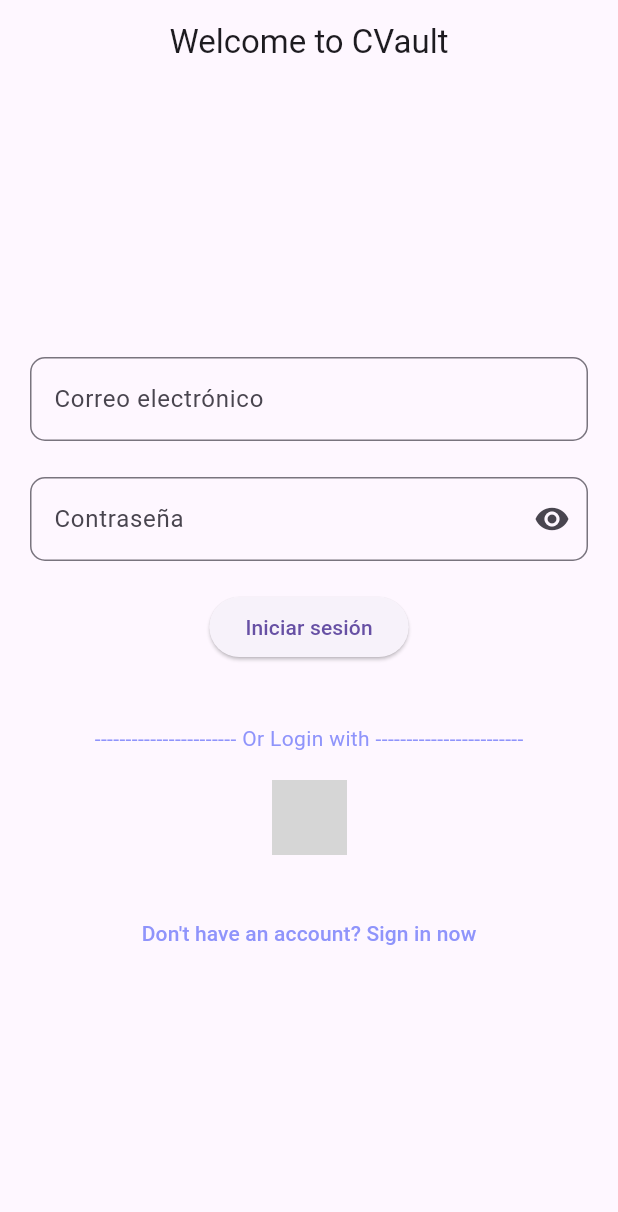
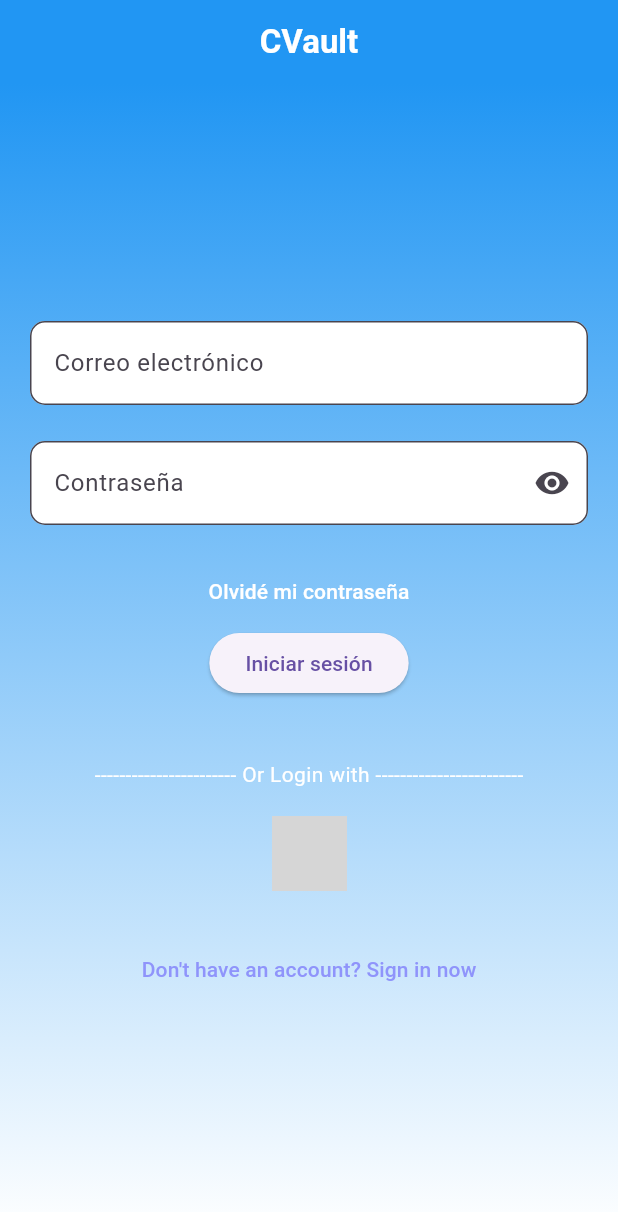
Before and after one commit to JhonOlivares26/CVault, a Flutter app: the screen it shows after launch, on a phone screen of 412 x 824 dp. Shown: the top 1212 px of the screen. Run offline on Flutter 3.47's test engine with Material 3 defaults, Android fonts, the phone set to English and light mode, and no system bars; our stand-ins replace animate_do, cloud_firestore, firebase_auth, firebase_core, firebase_storage, google_sign_in and 1 more; accounts and stored records are empty; network calls fail; grey boxes are pictures that could not be loaded.

Commit message:
Actualizacion colores Login

```diff
--- a/lib/views/pages/LoginPage.dart
+++ b/lib/views/pages/LoginPage.dart
@@ -4,7 +4,6 @@ import 'package:firebase_auth/firebase_auth.dart' as auth;
 import 'HomePage.dart';
 import 'RegisterPage.dart';
 import 'package:animate_do/animate_do.dart';
-
 
 class LoginPage extends StatefulWidget {
   @override
@@ -27,13 +26,29 @@ class _LoginPageState extends State<LoginPage> {
   Widget build(BuildContext context) {
     return Scaffold(
       appBar: AppBar(
-        title: const Text('Welcome to CVault'),
+        title: Text(
+          'CVault',
+          style: TextStyle(
+            color: Colors.white,
+            fontFamily: 'Roboto',
+            fontWeight: FontWeight.bold,
+          ),
+        ),
         centerTitle: true,
+        backgroundColor: Colors.blue,
       ),
-      body: LayoutBuilder(  // Agrega LayoutBuilder
+      body: Container(
+        decoration: BoxDecoration(
+          gradient: LinearGradient(
+            begin: Alignment.topCenter,
+            end: Alignment.bottomCenter,
+            colors: [Colors.blue, Colors.white],
+          ),
+        ),
+        child: LayoutBuilder(
           builder: (BuildContext context, BoxConstraints viewportConstraints) {
             return SingleChildScrollView(
-            child: ConstrainedBox(  // Agrega ConstrainedBox
+              child: ConstrainedBox(
                 constraints: BoxConstraints(
                   minHeight: viewportConstraints.maxHeight,
                 ),
@@ -41,16 +56,19 @@ class _LoginPageState extends State<LoginPage> {
                   child: Form(
                     key: _formKey,
                     child: Column(
-                    mainAxisAlignment: MainAxisAlignment.center, // Centra los widgets en la Columna
+                      mainAxisAlignment: MainAxisAlignment.center,
                       children: <Widget>[
                         Container(
-                        margin: const EdgeInsets.symmetric(horizontal: 20.0, vertical: 4.0),
+                          margin: const EdgeInsets.symmetric(
+                              horizontal: 20.0, vertical: 4.0),
                           child: TextFormField(
                             controller: _emailController,
                             decoration: InputDecoration(
                               labelText: 'Correo electrónico',
+                              fillColor: Colors.white,
+                              filled: true,
                               border: OutlineInputBorder(
-                              borderRadius: BorderRadius.circular(10.0), // Agrega bordes redondeados
+                                borderRadius: BorderRadius.circular(10.0),
                               ),
                             ),
                             validator: (value) {
@@ -62,18 +80,22 @@ class _LoginPageState extends State<LoginPage> {
                           ),
                         ),
                         Container(
-                        margin: EdgeInsets.all(20.0), // Agrega un margen alrededor del campo de texto
+                          margin: EdgeInsets.all(20.0),
                           child: TextFormField(
                             controller: _passwordController,
                             obscureText: _obscureText,
                             decoration: InputDecoration(
                               labelText: 'Contraseña',
+                              fillColor: Colors.white,
+                              filled: true,
                               border: OutlineInputBorder(
-                              borderRadius: BorderRadius.circular(10.0), // Agrega bordes redondeados
+                                borderRadius: BorderRadius.circular(10.0),
                               ),
                               suffixIcon: IconButton(
                                 icon: Icon(
-                                _obscureText ? Icons.visibility : Icons.visibility_off,
+                                  _obscureText
+                                      ? Icons.visibility
+                                      : Icons.visibility_off,
                                 ),
                                 onPressed: _togglePasswordVisibility,
                               ),
@@ -86,56 +108,90 @@ class _LoginPageState extends State<LoginPage> {
                             },
                           ),
                         ),
+                        TextButton(
+                          onPressed: () {
+                            // Para la funcion de recuperar en el futuro
+                          },
+                          child: Text(
+                            'Olvidé mi contraseña',
+                            style: TextStyle(
+                              color: Colors.white,
+                            ),
+                          ),
+                        ),
                         ElevatedButton(
                           onPressed: () async {
                             if (_formKey.currentState!.validate()) {
-                            auth.User? user = await FirebaseService.signInWithEmailPassword(
+                              auth.User? user =
+                                  await FirebaseService.signInWithEmailPassword(
                                 _emailController.text,
                                 _passwordController.text,
                               );
                               if (user != null) {
-                              Navigator.pushReplacement(context, MaterialPageRoute(builder: (context) => HomePage()));
+                                Navigator.pushReplacement(
+                                    context,
+                                    MaterialPageRoute(
+                                        builder: (context) => HomePage()));
                               } else {
                                 ScaffoldMessenger.of(context).showSnackBar(
-                                SnackBar(content: Text('Error al iniciar sesión')),
+                                  SnackBar(
+                                      content: Text('Error al iniciar sesión')),
                                 );
                               }
                             }
                           },
                           child: Text('Iniciar sesión'),
                         ),
-
-                      SizedBox(height: 40,),
-
+                        SizedBox(
+                          height: 40,
+                        ),
                         FadeIn(
-                      child: Text('----------------------- Or Login with ------------------------', style: TextStyle(color: Color.fromRGBO(143, 148, 251, 1)),),
+                          child: Text(
+                            '----------------------- Or Login with ------------------------',
+                            style: TextStyle(color: Colors.white),
                           ),
-
-                    SizedBox(height: 10,),
-
+                        ),
+                        SizedBox(
+                          height: 10,
+                        ),
                         TextButton(
                           onPressed: () async {
-                          auth.User? user = await FirebaseService.signInGoogle();
+                            auth.User? user =
+                                await FirebaseService.signInGoogle();
                             if (user != null) {
-                            Navigator.pushReplacement(context, MaterialPageRoute(builder: (context) => HomePage()));
+                              Navigator.pushReplacement(
+                                  context,
+                                  MaterialPageRoute(
+                                      builder: (context) => HomePage()));
                             } else {
                               ScaffoldMessenger.of(context).showSnackBar(
-                              SnackBar(content: Text('Error al iniciar sesión con Google')),
+                                SnackBar(
+                                    content: Text(
+                                        'Error al iniciar sesión con Google')),
                               );
                             }
                           },
-                        child: Image.network('https://developers.google.com/identity/images/g-logo.png', height: 50.0),
+                          child: Image.network(
+                              'https://developers.google.com/identity/images/g-logo.png',
+                              height: 50.0),
                         ),
-
-                      SizedBox(height: 20,),
-
+                        SizedBox(
+                          height: 20,
+                        ),
                         TextButton(
                           onPressed: () async {
-                          // Navega a RegisterPage cuando se presione este botón
-                          Navigator.push(context, MaterialPageRoute(builder: (context) => RegisterPage()));
+                            Navigator.push(
+                                context,
+                                MaterialPageRoute(
+                                    builder: (context) => RegisterPage()));
                           },
-                        //child: const Text("Don't have an account? Sign in now"),
-                        child: FadeInUp(duration: Duration(milliseconds: 2000), child: const Text("Don't have an account? Sign in now", style: TextStyle(color: Color.fromRGBO(143, 148, 251, 1)),)),
+                          child: FadeInUp(
+                              duration: Duration(milliseconds: 2000),
+                              child: const Text(
+                                "Don't have an account? Sign in now",
+                                style: TextStyle(
+                                    color: Color.fromRGBO(143, 148, 251, 1)),
+                              )),
                         ),
                       ],
                     ),
@@ -145,6 +201,7 @@ class _LoginPageState extends State<LoginPage> {
             );
           },
         ),
+      ),
     );
   }
 }
```
Lines whose indentation alone changed are shown as unchanged.
